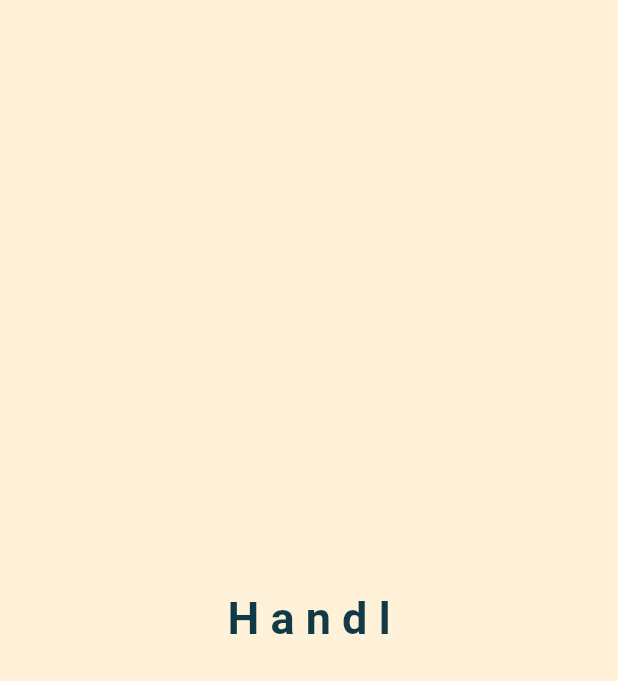
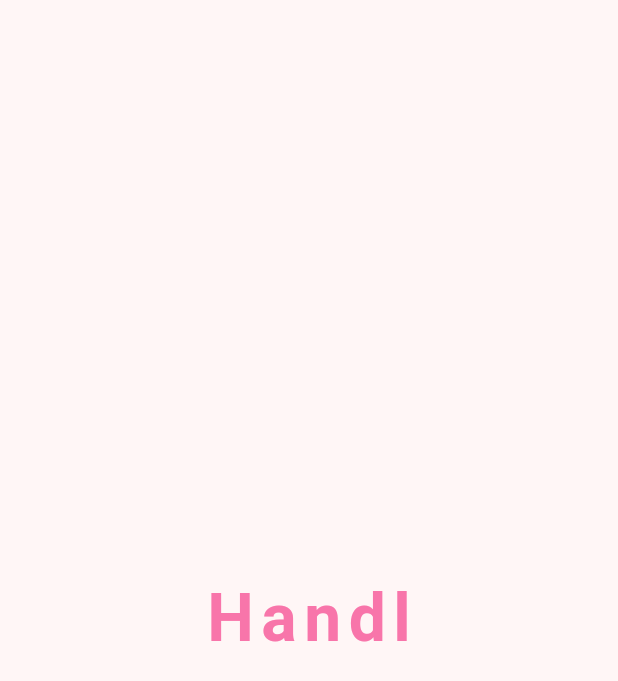
Before and after one commit to insfirred/handl-social-media-app-, a Flutter app: the SplashView screen opened by its route, on a phone screen of 412 x 824 dp. Shown: the top 681 px of the screen. Run offline on Flutter 3.47's test engine with Material 2 defaults, Android fonts, the phone set to English and light mode, and no system bars; our stand-ins replace auto_route, firebase_auth, firebase_core, flutter_riverpod, freezed_annotation, google_fonts and 1 more; accounts and stored records are empty; Roboto replaces fonts that are missing (Dosis).

```diff
--- a/lib/scr/constants/colors.dart
+++ b/lib/scr/constants/colors.dart
@@ -2,9 +2,10 @@ import 'package:flutter/material.dart';
 
 import '../utils/color_utils.dart';
 
-const primaryColor = Color(0xFF113946);
+const primaryColor = Color(0xFFF875AA);
+const secondaryColor = Color(0xFFAEDEFC);
 
 const scaffoldColor = AppCustomColor(
-  lightThemeColor: Color(0xFFFFF2D8),
+  lightThemeColor: Color(0xFFFFF6F6),
   darkThemeColor: Color(0xFF1C1C1C),
 );
--- a/lib/scr/ui/splash/splash_view.dart
+++ b/lib/scr/ui/splash/splash_view.dart
@@ -2,8 +2,8 @@ import 'package:auto_route/auto_route.dart';
 import 'package:flutter/material.dart';
 import 'package:flutter_riverpod/flutter_riverpod.dart';
 import 'package:google_fonts/google_fonts.dart';
-import 'package:social_media/scr/constants/colors.dart';
 
+import '../../constants/colors.dart';
 import '../../repositories/app_repository.dart';
 import '../../routing/app_router.dart';
 
@@ -21,17 +21,21 @@ class _SplashViewState extends ConsumerState<SplashView> {
   @override
   Widget build(BuildContext context) {
     ref.listen(appRepositoryProvider, (previous, next) {
-      // _navigateBasedOnAuthStatus(next.status);
+      _navigateBasedOnAuthStatus(next.status);
     });
 
     return Scaffold(
       body: Center(
-        child: Text(
-          'H a n d l',
-          style: GoogleFonts.dosis(
-            color: primaryColor,
-            fontWeight: FontWeight.bold,
-            fontSize: 30,
+        child: Hero(
+          tag: 'Handl',
+          child: Text(
+            'Handl',
+            style: GoogleFonts.dosis(
+              letterSpacing: 5,
+              color: primaryColor,
+              fontWeight: FontWeight.bold,
+              fontSize: 44,
+            ),
           ),
         ),
       ),
```
Also changed, not shown: lib/scr/ui/auth/auth_view.dart (+115 -3 lines), lib/scr/ui/common_components/text_field.dart (added, +25 -0 lines).
